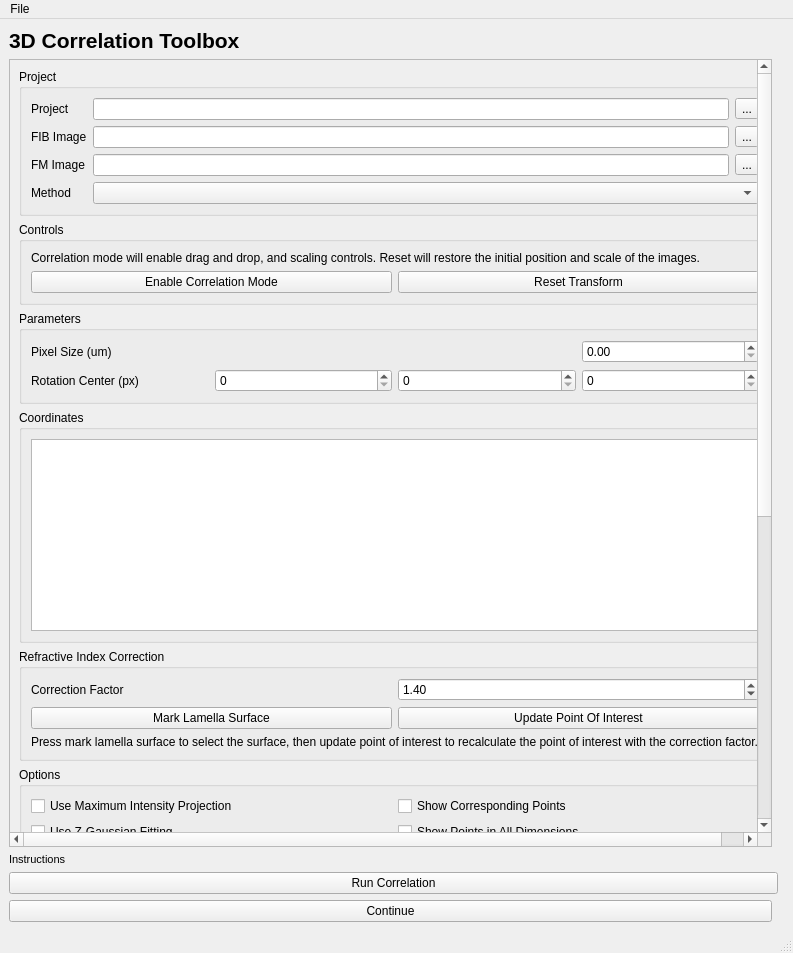
The window that tdct/ui/qt/tdct_main.ui (patrickcleeve2/3DCT) describes before a commit, drawn with Qt 5.
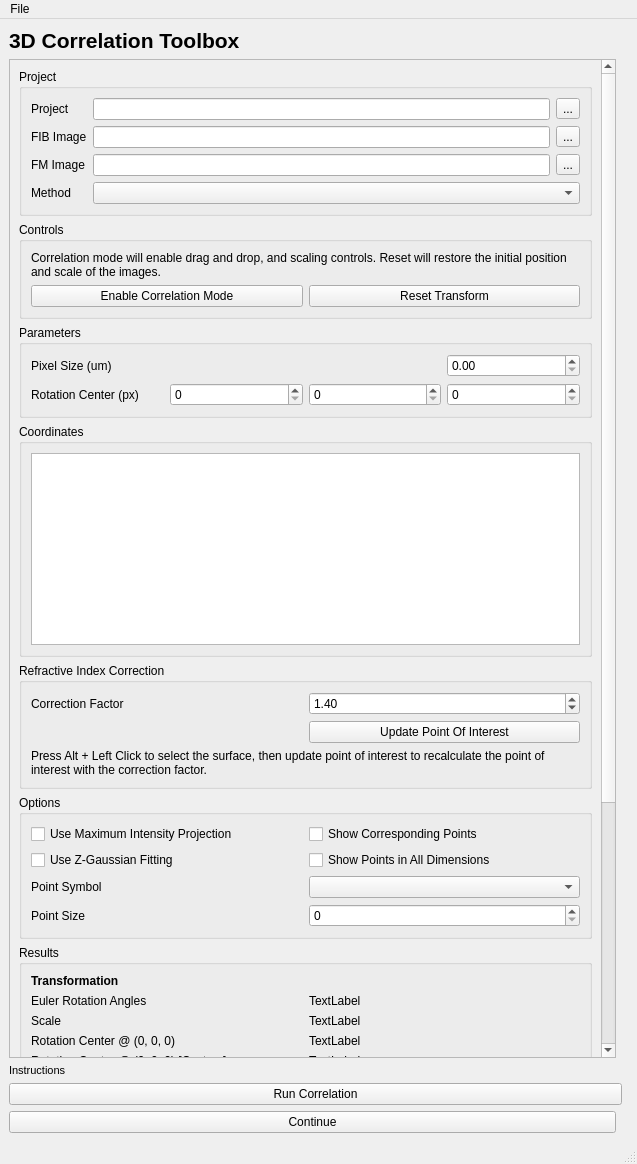
The same window after the commit.

Commit message: [feat] initial refractive index correction

Diff of the .ui file:
```diff
--- a/tdct/ui/qt/tdct_main.ui
+++ b/tdct/ui/qt/tdct_main.ui
@@ -6,8 +6,8 @@
    <rect>
     <x>0</x>
     <y>0</y>
-    <width>793</width>
-    <height>953</height>
+    <width>637</width>
+    <height>1164</height>
    </rect>
   </property>
   <property name="windowTitle">
@@ -25,8 +25,8 @@
         <rect>
          <x>0</x>
          <y>0</y>
-         <width>748</width>
-         <height>1219</height>
+         <width>591</width>
+         <height>1363</height>
         </rect>
        </property>
        <layout class="QGridLayout" name="gridLayout_2">
@@ -424,13 +424,6 @@
              </property>
             </widget>
            </item>
-           <item row="2" column="0">
-            <widget class="QPushButton" name="pushButton_refractive_mark_surface">
-             <property name="text">
-              <string>Mark Lamella Surface</string>
-             </property>
-            </widget>
-           </item>
            <item row="2" column="1">
             <widget class="QPushButton" name="pushButton_refreactive_update_poi">
              <property name="text">
@@ -441,7 +434,10 @@
            <item row="3" column="0" colspan="2">
             <widget class="QLabel" name="label_refractive_correction_instructions">
              <property name="text">
-              <string>Press mark lamella surface to select the surface, then update point of interest to recalculate the point of interest with the correction factor.</string>
+              <string>Press Alt + Left Click to select the surface, then update point of interest to recalculate the point of interest with the correction factor.</string>
+             </property>
+             <property name="wordWrap">
+              <bool>true</bool>
              </property>
             </widget>
            </item>
@@ -506,8 +502,8 @@
     <rect>
      <x>0</x>
      <y>0</y>
-     <width>793</width>
-     <height>22</height>
+     <width>637</width>
+     <height>20</height>
     </rect>
    </property>
    <widget class="QMenu" name="menuFile">
```
The commit also changes 2 other files.
